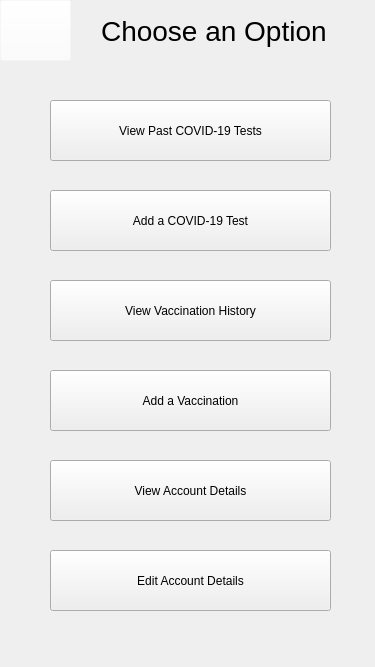
The window that 0806_mCR_login/adminuserselected.ui (csidon/MyCovidApp) describes before a commit, drawn with Qt 5.
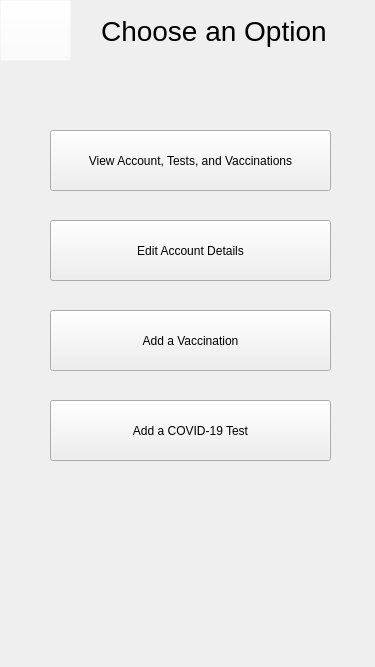
The same window after the commit. Icons and pictures are not drawn.

Commit message: ugly versions cleaned out, links made, just needs add vaccination

Diff of the .ui file:
```diff
--- a/0806_mCR_login/adminuserselected.ui
+++ b/0806_mCR_login/adminuserselected.ui
@@ -29,43 +29,17 @@
     <pixmap resource="resources.qrc">:/images/topBar.png</pixmap>
    </property>
   </widget>
-  <widget class="QPushButton" name="btn_vaxHistoryView">
-   <property name="geometry">
-    <rect>
-     <x>50</x>
-     <y>280</y>
-     <width>281</width>
-     <height>61</height>
-    </rect>
-   </property>
-   <property name="text">
-    <string>View Vaccination History</string>
-   </property>
-  </widget>
   <widget class="QPushButton" name="btn_accountDetailsView">
    <property name="geometry">
     <rect>
      <x>50</x>
-     <y>460</y>
+     <y>130</y>
      <width>281</width>
      <height>61</height>
     </rect>
    </property>
    <property name="text">
-    <string>View Account Details</string>
-   </property>
-  </widget>
-  <widget class="QPushButton" name="btn_testHistoryView">
-   <property name="geometry">
-    <rect>
-     <x>50</x>
-     <y>100</y>
-     <width>281</width>
-     <height>61</height>
-    </rect>
-   </property>
-   <property name="text">
-    <string>View Past COVID-19 Tests</string>
+    <string>View Account, Tests, and Vaccinations</string>
    </property>
   </widget>
   <widget class="QLabel" name="lbl_usersName">
@@ -107,7 +81,7 @@
    <property name="geometry">
     <rect>
      <x>50</x>
-     <y>190</y>
+     <y>400</y>
      <width>281</width>
      <height>61</height>
     </rect>
@@ -120,7 +94,7 @@
    <property name="geometry">
     <rect>
      <x>50</x>
-     <y>370</y>
+     <y>310</y>
      <width>281</width>
      <height>61</height>
     </rect>
@@ -133,7 +107,7 @@
    <property name="geometry">
     <rect>
      <x>50</x>
-     <y>550</y>
+     <y>220</y>
      <width>281</width>
      <height>61</height>
     </rect>
```
Left out of the diff: 7 changed lines with no effect on the pictures. The commit also changes 95 other files.
